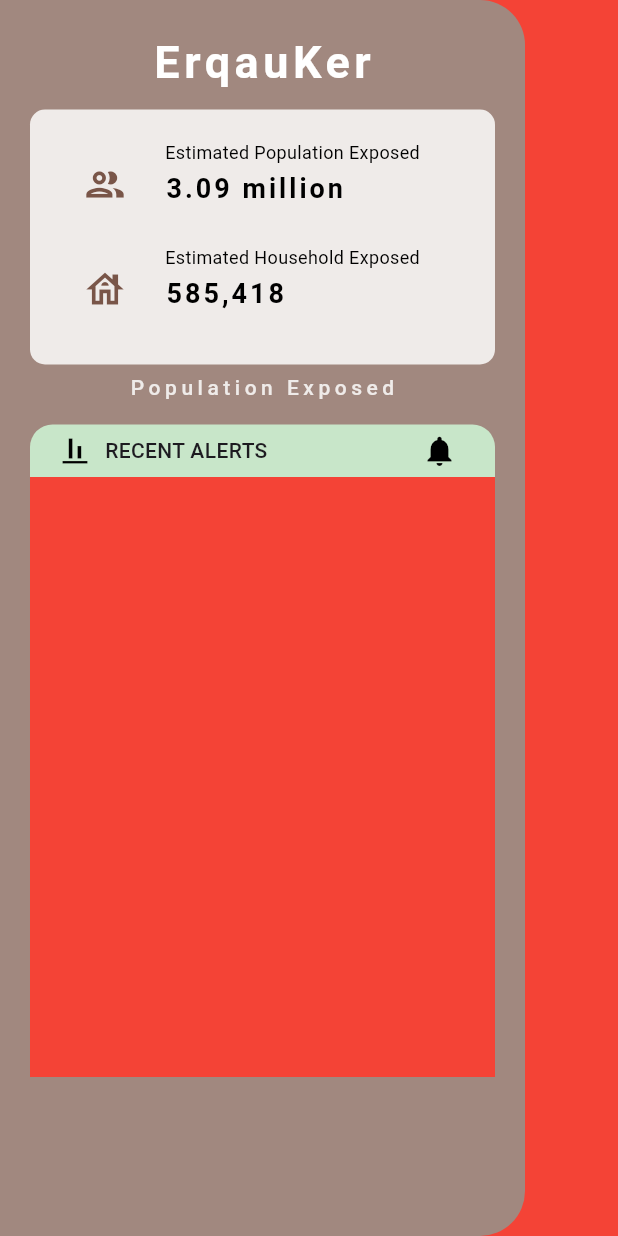
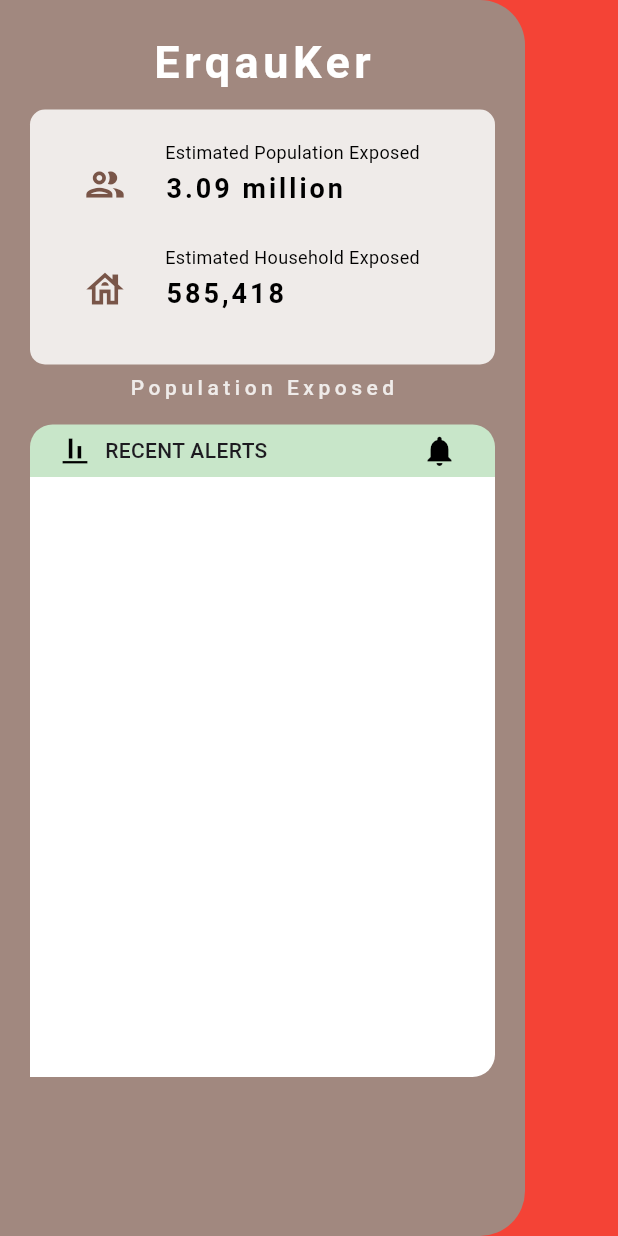
Before and after one commit to ejos-ki/codefest, a Flutter app: the screen it shows after launch, on a phone screen of 412 x 824 dp. Run offline on Flutter 3.47's test engine with Material 3 defaults, Android fonts, the phone set to English and light mode, and no system bars.

```diff
--- a/lib/components/custom_sidebar.dart
+++ b/lib/components/custom_sidebar.dart
@@ -1,4 +1,6 @@
 import 'package:flutter/material.dart';
+import './custom_sidebar_top.dart';
+import './recent_label.dart';
 
 class CustomSideBar extends StatefulWidget {
   const CustomSideBar({super.key});
@@ -42,73 +44,11 @@ class _CustomSideBarState extends State<CustomSideBar> {
                   decoration: BoxDecoration(borderRadius: BorderRadius.circular(10), color: Colors.brown[50]),
                   child: Padding(
                     padding: EdgeInsets.symmetric(horizontal: 10),
-                            child: Column(
-                              mainAxisAlignment: MainAxisAlignment.center,
-                              children: [
-                                Row(
-                                  children: [
-                                    Container(
-                                      height: 60,
-                                      width: 80,
-                                      child: Icon(Icons.people_outline_sharp, color: Colors.brown[500], size: 30,)
-                                    ),
-
-                                    Container(
-                                      height: 60,
-                                      width: 210,
-                                      child: Column(
-                                        children: [
-                                          SizedBox(
-                                            height: 20,
-                                            width: double.infinity,
-                                            child: Text("Estimated Population Exposed", style: TextStyle(color: Colors.black, fontSize: 12,)),
-                                          ),
-
-                                          SizedBox(
-                                            height: 40,
-                                            width: double.infinity,
-                                            child: Text("3.09 million", style: TextStyle(color: Colors.black, fontSize: 18, fontWeight: FontWeight.bold, letterSpacing: 2)),
-                                          )
-                                        ],
-                                      ),
-                                    )
-                                  ],
-                                ),
-                                SizedBox(height: 10,),
-                                Row(
-                                  children: [
-                                    Container(
-                                      height: 60,
-                                      width: 80,
-                                      child: Icon(Icons.house_outlined, color: Colors.brown[500], size: 30,)
-                                    ),
-
-                                    Container(
-                                      height: 60,
-                                      width: 210,
-                                      child: Column(
-                                        children: [
-                                          SizedBox(
-                                            height: 20,
-                                            width: double.infinity,
-                                            child: Text("Estimated Household Exposed", style: TextStyle(color: Colors.black, fontSize: 12,)),
-                                          ),
-
-                                          SizedBox(
-                                            height: 40,
-                                            width: double.infinity,
-                                            child: Text("585,418", style: TextStyle(color: Colors.black, fontSize: 18, fontWeight: FontWeight.bold, letterSpacing: 2)),
-                                          )
-                                        ],
-                                      ),
-                                    )
-                                  ],
-                                ),
-                              ],
-                            ),
+                    child: SideBarTop(),
                   )
                 )
-                    )),
+                )
+            ),
 
             SizedBox(height: 5,),
             Padding(
@@ -118,62 +58,24 @@ class _CustomSideBarState extends State<CustomSideBar> {
 
             SizedBox(height: 15,),
 
-                    Padding(
-                      padding: EdgeInsets.symmetric(horizontal: 20),
-                      child: Container(
-                        width: double.infinity,
-                        height: 35,
-                        decoration: BoxDecoration(
-                          color: Colors.green[100],
-                          borderRadius: BorderRadius.only(
-                            topRight: Radius.circular(15),
-                            topLeft: Radius.circular(15),
-                          ),
-                        ),
-                        child: Padding(
-                          padding: EdgeInsets.symmetric(horizontal: 20),
-                          child: Row(
-                            mainAxisAlignment: MainAxisAlignment.spaceBetween,
-                            children: [
-                              Row(
-                                children: [
-                                  Icon(Icons.align_vertical_bottom, size: 20, color: Colors.black,),
-                                  SizedBox(width: 10,),
-                                  Text("RECENT ALERTS", style: TextStyle(fontWeight: FontWeight.w500),),
-                                ],
-                              ),
-
-                              Material(
-                                color: Colors.transparent,
-                                borderRadius: BorderRadius.circular(20),
-                                  child: InkWell(
-                                    onTap: () {},
-                                    borderRadius: BorderRadius.circular(20),
-                                    child: Padding(
-                                    padding: EdgeInsets.symmetric(horizontal: 5, vertical: 5),
-                                      child: Icon(Icons.notifications, color: Colors.black,)
-                                    ),
-                                  )
-                              )
-                            ],
-                          ),
-                        )
-                      ),
-                    ),
+            RecentLabel(),
 
             Padding(
               padding: EdgeInsets.symmetric(horizontal: 20),
               child: Container(
                 width: double.infinity,
                 height: 400,
-                        decoration: BoxDecoration(color: Colors.red),
+                decoration: BoxDecoration(
+                  color: Colors.white,
+                  borderRadius: BorderRadius.only(
+                    bottomRight: Radius.circular(15)
+                  )
+                ),
               ),
             )
           ],
         ),
       )
-            )
-
-          ;
+    );
   }
 }
--- /dev/null
+++ b/lib/components/custom_sidebar_top.dart
@@ -0,0 +1,79 @@
+import 'package:flutter/material.dart';
+
+class SideBarTop extends StatefulWidget {
+  const SideBarTop({super.key});
+
+  @override
+  State<SideBarTop> createState() => _SideBarTopState();
+}
+
+class _SideBarTopState extends State<SideBarTop> {
+  @override
+  Widget build(BuildContext context) {
+    return Column(
+      mainAxisAlignment: MainAxisAlignment.center,
+      children: [
+        Row(
+          children: [
+              Container(
+                height: 60,
+                width: 80,
+                child: Icon(Icons.people_outline_sharp, color: Colors.brown[500], size: 30,)
+              ),
+
+              Container(
+                height: 60,
+                width: 210,
+                child: Column(
+                  children: [
+                    SizedBox(
+                      height: 20,
+                      width: double.infinity,
+                      child: Text("Estimated Population Exposed", style: TextStyle(color: Colors.black, fontSize: 12,)),
+                    ),
+
+                    SizedBox(
+                      height: 40,
+                      width: double.infinity,
+                      child: Text("3.09 million", style: TextStyle(color: Colors.black, fontSize: 18, fontWeight: FontWeight.bold, letterSpacing: 2)),
+                    )
+                                  ],
+                ),
+              )
+            ],
+        ),
+
+        SizedBox(height: 10,),
+          Row(
+            children: [
+              Container(
+                height: 60,
+                width: 80,
+                child: Icon(Icons.house_outlined, color: Colors.brown[500], size: 30,)
+              ),
+
+              Container(
+                height: 60,
+                width: 210,
+                child: Column(
+                  children: [
+                    SizedBox(
+                      height: 20,
+                      width: double.infinity,
+                      child: Text("Estimated Household Exposed", style: TextStyle(color: Colors.black, fontSize: 12,)),
+                    ),
+
+                    SizedBox(
+                      height: 40,
+                      width: double.infinity,
+                      child: Text("585,418", style: TextStyle(color: Colors.black, fontSize: 18, fontWeight: FontWeight.bold, letterSpacing: 2)),
+                    )
+                  ],
+                ),
+              )
+            ],
+          ),
+      ],
+    );
+  }
+}
--- /dev/null
+++ b/lib/components/recent_label.dart
@@ -0,0 +1,56 @@
+import 'package:flutter/material.dart';
+
+class RecentLabel extends StatefulWidget {
+  const RecentLabel({super.key});
+
+  @override
+  State<RecentLabel> createState() => _RecentLabelState();
+}
+
+class _RecentLabelState extends State<RecentLabel> {
+  @override
+  Widget build(BuildContext context) {
+    return Padding(
+      padding: EdgeInsets.symmetric(horizontal: 20),
+      child: Container(
+        width: double.infinity,
+        height: 35,
+        decoration: BoxDecoration(
+          color: Colors.green[100],
+          borderRadius: BorderRadius.only(
+            topRight: Radius.circular(15),
+            topLeft: Radius.circular(15),
+          ),
+        ),
+      child: Padding(
+        padding: EdgeInsets.symmetric(horizontal: 20),
+        child: Row(
+          mainAxisAlignment: MainAxisAlignment.spaceBetween,
+          children: [
+            Row(
+              children: [
+                Icon(Icons.align_vertical_bottom, size: 20, color: Colors.black,),
+                SizedBox(width: 10,),
+                Text("RECENT ALERTS", style: TextStyle(fontWeight: FontWeight.w500),),
+              ],
+            ),
+
+            Material(
+              color: Colors.transparent,
+              borderRadius: BorderRadius.circular(20),
+              child: InkWell(
+                onTap: () {},
+                borderRadius: BorderRadius.circular(20),
+                  child: Padding(
+                    padding: EdgeInsets.symmetric(horizontal: 5, vertical: 5),
+                    child: Icon(Icons.notifications, color: Colors.black,)
+                  ),
+              )
+            )
+          ],
+        ),
+      )
+    ),
+    );
+  }
+}
```
Lines whose indentation alone changed are shown as unchanged.
